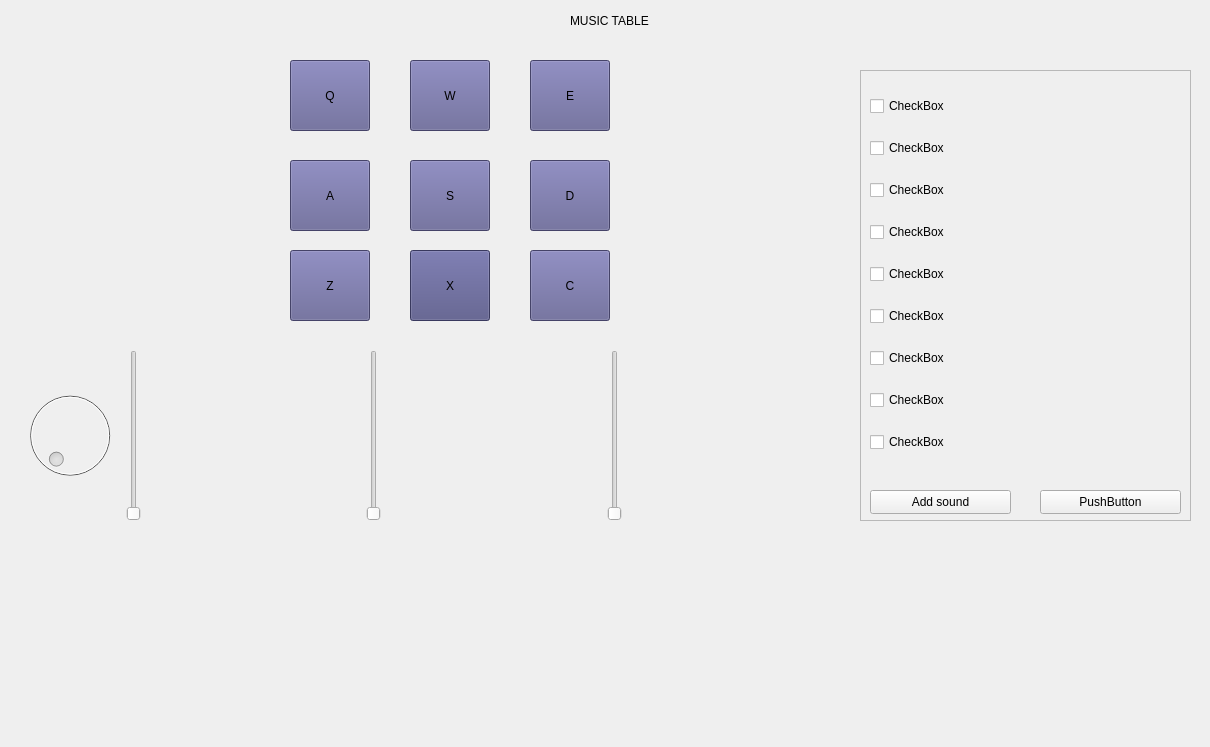
Qt form src/mainwindow.ui (goldengun1/Music_Board) before a commit.
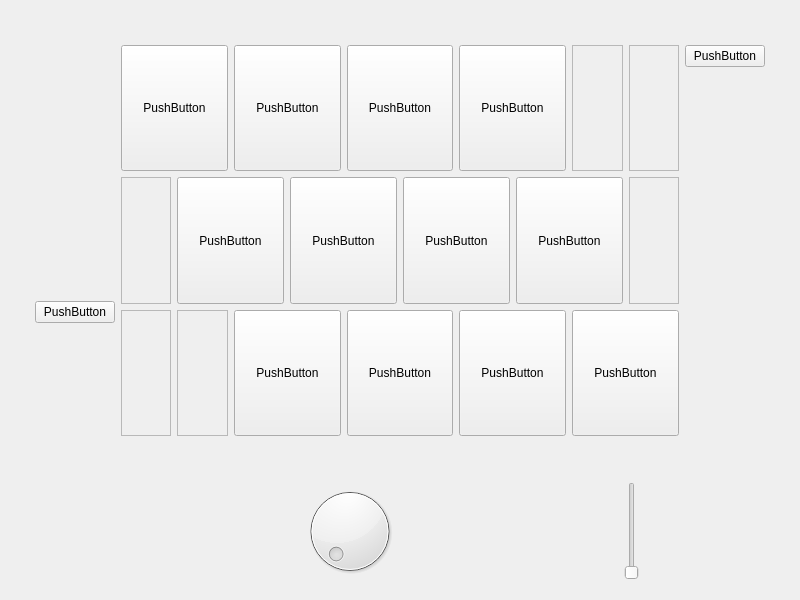
The same form after that commit.

Commit message: Pocetna verzija dizajna za UI

Patch:
```diff
--- a/src/mainwindow.ui
+++ b/src/mainwindow.ui
@@ -2,333 +2,298 @@
 <ui version="4.0">
  <class>MainWindow</class>
  <widget class="QWidget" name="MainWindow">
-  <property name="enabled">
-   <bool>true</bool>
-  </property>
   <property name="geometry">
    <rect>
     <x>0</x>
     <y>0</y>
-    <width>1210</width>
-    <height>747</height>
+    <width>800</width>
+    <height>600</height>
    </rect>
   </property>
+  <property name="minimumSize">
+   <size>
+    <width>800</width>
+    <height>600</height>
+   </size>
+  </property>
   <property name="windowTitle">
    <string>MainWindow</string>
   </property>
-  <property name="autoFillBackground">
-   <bool>false</bool>
-  </property>
-  <property name="styleSheet">
-   <string notr="true"/>
-  </property>
-  <widget class="QPushButton" name="pushButton">
-   <property name="geometry">
-    <rect>
-     <x>290</x>
-     <y>60</y>
-     <width>80</width>
-     <height>71</height>
-    </rect>
+  <layout class="QGridLayout" name="gridLayout_2" rowstretch="3,0" columnstretch="1,7,1">
+   <property name="leftMargin">
+    <number>35</number>
+   </property>
+   <property name="topMargin">
+    <number>45</number>
+   </property>
+   <property name="rightMargin">
+    <number>35</number>
    </property>
-   <property name="styleSheet">
-    <string notr="true">background-color: rgb(96, 94, 145);
-selection-background-color: rgb(147, 143, 255);</string>
+   <property name="bottomMargin">
+    <number>20</number>
    </property>
-   <property name="text">
-    <string>Q</string>
-   </property>
-  </widget>
-  <widget class="QLabel" name="label">
-   <property name="geometry">
-    <rect>
-     <x>570</x>
-     <y>10</y>
-     <width>101</width>
-     <height>21</height>
-    </rect>
-   </property>
-   <property name="styleSheet">
-    <string notr="true">color:&quot;#333333&quot;</string>
-   </property>
-   <property name="text">
-    <string>MUSIC TABLE</string>
-   </property>
-  </widget>
-  <widget class="QPushButton" name="pushButton_2">
-   <property name="geometry">
-    <rect>
-     <x>410</x>
-     <y>60</y>
-     <width>80</width>
-     <height>71</height>
-    </rect>
-   </property>
-   <property name="styleSheet">
-    <string notr="true">background-color: rgb(96, 94, 145);</string>
-   </property>
-   <property name="text">
-    <string>W</string>
-   </property>
-  </widget>
-  <widget class="QPushButton" name="pushButton_3">
-   <property name="geometry">
-    <rect>
-     <x>530</x>
-     <y>60</y>
-     <width>80</width>
-     <height>71</height>
-    </rect>
-   </property>
-   <property name="styleSheet">
-    <string notr="true">background-color: rgb(96, 94, 145);</string>
-   </property>
-   <property name="text">
-    <string>E</string>
-   </property>
-  </widget>
-  <widget class="QPushButton" name="pushButton_4">
-   <property name="geometry">
-    <rect>
-     <x>290</x>
-     <y>160</y>
-     <width>80</width>
-     <height>71</height>
-    </rect>
-   </property>
-   <property name="styleSheet">
-    <string notr="true">background-color: rgb(96, 94, 145);</string>
-   </property>
-   <property name="text">
-    <string>A</string>
-   </property>
-  </widget>
-  <widget class="QPushButton" name="pushButton_5">
-   <property name="geometry">
-    <rect>
-     <x>410</x>
-     <y>160</y>
-     <width>80</width>
-     <height>71</height>
-    </rect>
-   </property>
-   <property name="styleSheet">
-    <string notr="true">background-color: rgb(96, 94, 145);</string>
-   </property>
-   <property name="text">
-    <string>S</string>
-   </property>
-  </widget>
-  <widget class="QPushButton" name="pushButton_6">
-   <property name="geometry">
-    <rect>
-     <x>530</x>
-     <y>160</y>
-     <width>80</width>
-     <height>71</height>
-    </rect>
-   </property>
-   <property name="styleSheet">
-    <string notr="true">background-color: rgb(96, 94, 145);</string>
-   </property>
-   <property name="text">
-    <string>D</string>
-   </property>
-  </widget>
-  <widget class="QPushButton" name="pushButton_7">
-   <property name="geometry">
-    <rect>
-     <x>530</x>
-     <y>250</y>
-     <width>80</width>
-     <height>71</height>
-    </rect>
-   </property>
-   <property name="styleSheet">
-    <string notr="true">background-color: rgb(96, 94, 145);</string>
-   </property>
-   <property name="text">
-    <string>C</string>
-   </property>
-  </widget>
+   <item row="0" column="0" rowspan="2">
+    <layout class="QVBoxLayout" name="verticalLayout_2">
+     <item>
   <widget class="QPushButton" name="pushButton_8">
-   <property name="geometry">
-    <rect>
-     <x>410</x>
-     <y>250</y>
-     <width>80</width>
-     <height>71</height>
-    </rect>
-   </property>
-   <property name="styleSheet">
-    <string notr="true">background-color: rgb(80, 80, 131);</string>
-   </property>
-   <property name="text">
-    <string>X</string>
-   </property>
-  </widget>
-  <widget class="QPushButton" name="pushButton_9">
-   <property name="geometry">
-    <rect>
-     <x>290</x>
-     <y>250</y>
-     <width>80</width>
-     <height>71</height>
-    </rect>
-   </property>
-   <property name="styleSheet">
-    <string notr="true">background-color: rgb(96, 94, 145);</string>
-   </property>
+       <property name="text">
+        <string>PushButton</string>
+       </property>
+      </widget>
+     </item>
+    </layout>
+   </item>
+   <item row="0" column="1" rowspan="2">
+    <layout class="QVBoxLayout" name="verticalLayout" stretch="4,0,1">
+     <item>
+      <layout class="QGridLayout" name="gridLayout">
+       <item row="2" column="1">
+        <widget class="QFrame" name="frame_4">
+         <property name="frameShape">
+          <enum>QFrame::StyledPanel</enum>
+         </property>
+         <property name="frameShadow">
+          <enum>QFrame::Raised</enum>
+         </property>
+        </widget>
+       </item>
+       <item row="1" column="3" colspan="2">
+        <widget class="QPushButton" name="pushButton_6">
+         <property name="sizePolicy">
+          <sizepolicy hsizetype="Minimum" vsizetype="Expanding">
+           <horstretch>0</horstretch>
+           <verstretch>0</verstretch>
+          </sizepolicy>
+         </property>
+         <property name="text">
+          <string>PushButton</string>
+         </property>
+        </widget>
+       </item>
+       <item row="2" column="6" colspan="2">
+        <widget class="QPushButton" name="pushButton_15">
+         <property name="sizePolicy">
+          <sizepolicy hsizetype="Minimum" vsizetype="Expanding">
+           <horstretch>0</horstretch>
+           <verstretch>0</verstretch>
+          </sizepolicy>
+         </property>
    <property name="text">
-    <string>Z</string>
-   </property>
-  </widget>
+          <string>PushButton</string>
+         </property>
+        </widget>
+       </item>
+       <item row="0" column="9">
   <widget class="QFrame" name="frame">
-   <property name="geometry">
-    <rect>
-     <x>860</x>
-     <y>70</y>
-     <width>331</width>
-     <height>451</height>
-    </rect>
-   </property>
+         <property name="frameShape">
+          <enum>QFrame::StyledPanel</enum>
+         </property>
+         <property name="frameShadow">
+          <enum>QFrame::Raised</enum>
+         </property>
+        </widget>
+       </item>
+       <item row="1" column="5" colspan="2">
+        <widget class="QPushButton" name="pushButton_3">
+         <property name="sizePolicy">
+          <sizepolicy hsizetype="Minimum" vsizetype="Expanding">
+           <horstretch>0</horstretch>
+           <verstretch>0</verstretch>
+          </sizepolicy>
+         </property>
+         <property name="text">
+          <string>PushButton</string>
+         </property>
+        </widget>
+       </item>
+       <item row="2" column="0">
+        <widget class="QFrame" name="frame_3">
    <property name="frameShape">
     <enum>QFrame::StyledPanel</enum>
    </property>
    <property name="frameShadow">
     <enum>QFrame::Raised</enum>
    </property>
+        </widget>
+       </item>
+       <item row="1" column="0">
+        <widget class="QFrame" name="frame_2">
+         <property name="frameShape">
+          <enum>QFrame::StyledPanel</enum>
+         </property>
+         <property name="frameShadow">
+          <enum>QFrame::Raised</enum>
+         </property>
+        </widget>
+       </item>
+       <item row="1" column="7" colspan="2">
+        <widget class="QPushButton" name="pushButton_14">
+         <property name="sizePolicy">
+          <sizepolicy hsizetype="Minimum" vsizetype="Expanding">
+           <horstretch>0</horstretch>
+           <verstretch>0</verstretch>
+          </sizepolicy>
+         </property>
+         <property name="text">
+          <string>PushButton</string>
+         </property>
+        </widget>
+       </item>
+       <item row="2" column="4" colspan="2">
+        <widget class="QPushButton" name="pushButton_4">
+         <property name="sizePolicy">
+          <sizepolicy hsizetype="Minimum" vsizetype="Expanding">
+           <horstretch>0</horstretch>
+           <verstretch>0</verstretch>
+          </sizepolicy>
+         </property>
+         <property name="text">
+          <string>PushButton</string>
+         </property>
+        </widget>
+       </item>
+       <item row="1" column="1" colspan="2">
    <widget class="QPushButton" name="pushButton_10">
-    <property name="geometry">
-     <rect>
-      <x>10</x>
-      <y>420</y>
-      <width>141</width>
-      <height>24</height>
-     </rect>
+         <property name="sizePolicy">
+          <sizepolicy hsizetype="Minimum" vsizetype="Expanding">
+           <horstretch>0</horstretch>
+           <verstretch>0</verstretch>
+          </sizepolicy>
+         </property>
+         <property name="styleSheet">
+          <string notr="true"/>
     </property>
     <property name="text">
-     <string>Add sound</string>
-    </property>
-   </widget>
+          <string>PushButton</string>
+         </property>
+        </widget>
+       </item>
+       <item row="2" column="8" colspan="2">
    <widget class="QPushButton" name="pushButton_11">
-    <property name="geometry">
-     <rect>
-      <x>180</x>
-      <y>420</y>
-      <width>141</width>
-      <height>24</height>
-     </rect>
+         <property name="sizePolicy">
+          <sizepolicy hsizetype="Minimum" vsizetype="Expanding">
+           <horstretch>0</horstretch>
+           <verstretch>0</verstretch>
+          </sizepolicy>
     </property>
     <property name="text">
      <string>PushButton</string>
     </property>
    </widget>
-   <widget class="QWidget" name="verticalLayoutWidget">
-    <property name="geometry">
-     <rect>
-      <x>10</x>
-      <y>10</y>
-      <width>311</width>
-      <height>391</height>
-     </rect>
-    </property>
-    <layout class="QVBoxLayout" name="verticalLayout">
-     <item>
-      <widget class="QCheckBox" name="checkBox_3">
+       </item>
+       <item row="2" column="2" colspan="2">
+        <widget class="QPushButton" name="pushButton_7">
+         <property name="sizePolicy">
+          <sizepolicy hsizetype="Minimum" vsizetype="Expanding">
+           <horstretch>0</horstretch>
+           <verstretch>0</verstretch>
+          </sizepolicy>
+         </property>
        <property name="text">
-        <string>CheckBox</string>
+          <string>PushButton</string>
        </property>
       </widget>
      </item>
-     <item>
-      <widget class="QCheckBox" name="checkBox_5">
-       <property name="text">
-        <string>CheckBox</string>
-       </property>
-      </widget>
-     </item>
-     <item>
-      <widget class="QCheckBox" name="checkBox_8">
-       <property name="text">
-        <string>CheckBox</string>
+       <item row="0" column="8">
+        <widget class="QFrame" name="frame_5">
+         <property name="frameShape">
+          <enum>QFrame::StyledPanel</enum>
+         </property>
+         <property name="frameShadow">
+          <enum>QFrame::Raised</enum>
        </property>
       </widget>
      </item>
-     <item>
-      <widget class="QCheckBox" name="checkBox_7">
-       <property name="text">
-        <string>CheckBox</string>
-       </property>
-      </widget>
-     </item>
-     <item>
-      <widget class="QCheckBox" name="checkBox_9">
-       <property name="text">
-        <string>CheckBox</string>
+       <item row="1" column="9">
+        <widget class="QFrame" name="frame_6">
+         <property name="frameShape">
+          <enum>QFrame::StyledPanel</enum>
+         </property>
+         <property name="frameShadow">
+          <enum>QFrame::Raised</enum>
        </property>
       </widget>
      </item>
-     <item>
-      <widget class="QCheckBox" name="checkBox_6">
+       <item row="0" column="0" colspan="2">
+        <widget class="QPushButton" name="pushButton_13">
+         <property name="sizePolicy">
+          <sizepolicy hsizetype="Minimum" vsizetype="Expanding">
+           <horstretch>0</horstretch>
+           <verstretch>0</verstretch>
+          </sizepolicy>
+         </property>
        <property name="text">
-        <string>CheckBox</string>
+          <string>PushButton</string>
        </property>
       </widget>
      </item>
-     <item>
-      <widget class="QCheckBox" name="checkBox_4">
+       <item row="0" column="2" colspan="2">
+        <widget class="QPushButton" name="pushButton_9">
+         <property name="sizePolicy">
+          <sizepolicy hsizetype="Minimum" vsizetype="Expanding">
+           <horstretch>0</horstretch>
+           <verstretch>0</verstretch>
+          </sizepolicy>
+         </property>
        <property name="text">
-        <string>CheckBox</string>
+          <string>PushButton</string>
        </property>
       </widget>
      </item>
-     <item>
-      <widget class="QCheckBox" name="checkBox_2">
+       <item row="0" column="4" colspan="2">
+        <widget class="QPushButton" name="pushButton_5">
+         <property name="sizePolicy">
+          <sizepolicy hsizetype="Minimum" vsizetype="Expanding">
+           <horstretch>0</horstretch>
+           <verstretch>0</verstretch>
+          </sizepolicy>
+         </property>
        <property name="text">
-        <string>CheckBox</string>
+          <string>PushButton</string>
        </property>
       </widget>
      </item>
-     <item>
-      <widget class="QCheckBox" name="checkBox">
+       <item row="0" column="6" colspan="2">
+        <widget class="QPushButton" name="pushButton">
+         <property name="sizePolicy">
+          <sizepolicy hsizetype="Minimum" vsizetype="Expanding">
+           <horstretch>0</horstretch>
+           <verstretch>0</verstretch>
+          </sizepolicy>
+         </property>
        <property name="text">
-        <string>CheckBox</string>
+          <string>PushButton</string>
        </property>
       </widget>
      </item>
     </layout>
-   </widget>
-  </widget>
-  <widget class="QWidget" name="horizontalLayoutWidget">
-   <property name="geometry">
-    <rect>
-     <x>20</x>
-     <y>350</y>
-     <width>821</width>
-     <height>171</height>
-    </rect>
-   </property>
-   <layout class="QHBoxLayout" name="horizontalLayout">
-    <item>
-     <widget class="QDial" name="dial">
-      <property name="enabled">
-       <bool>false</bool>
-      </property>
-     </widget>
     </item>
     <item>
-     <widget class="QSlider" name="verticalSlider_3">
+      <spacer name="verticalSpacer">
       <property name="orientation">
        <enum>Qt::Vertical</enum>
       </property>
-     </widget>
+       <property name="sizeHint" stdset="0">
+        <size>
+         <width>20</width>
+         <height>40</height>
+        </size>
+       </property>
+      </spacer>
+     </item>
+     <item>
+      <layout class="QHBoxLayout" name="horizontalLayout_4">
+       <item>
+        <widget class="QDial" name="dial"/>
     </item>
     <item>
      <spacer name="horizontalSpacer">
       <property name="orientation">
        <enum>Qt::Horizontal</enum>
       </property>
+         <property name="sizeType">
+          <enum>QSizePolicy::Preferred</enum>
+         </property>
       <property name="sizeHint" stdset="0">
        <size>
         <width>40</width>
@@ -349,6 +314,9 @@
       <property name="orientation">
        <enum>Qt::Horizontal</enum>
       </property>
+         <property name="sizeType">
+          <enum>QSizePolicy::Preferred</enum>
+         </property>
       <property name="sizeHint" stdset="0">
        <size>
         <width>40</width>
@@ -357,28 +325,22 @@
       </property>
      </spacer>
     </item>
+      </layout>
+     </item>
+    </layout>
+   </item>
+   <item row="0" column="2">
+    <layout class="QVBoxLayout" name="verticalLayout_4">
     <item>
-     <widget class="QSlider" name="verticalSlider">
-      <property name="orientation">
-       <enum>Qt::Vertical</enum>
+      <widget class="QPushButton" name="pushButton_2">
+       <property name="text">
+        <string>PushButton</string>
       </property>
      </widget>
     </item>
-    <item>
-     <spacer name="horizontalSpacer_3">
-      <property name="orientation">
-       <enum>Qt::Horizontal</enum>
-      </property>
-      <property name="sizeHint" stdset="0">
-       <size>
-        <width>40</width>
-        <height>20</height>
-       </size>
-      </property>
-     </spacer>
-    </item>
-   </layout>
-  </widget>
+    </layout>
+   </item>
+  </layout>
  </widget>
  <resources/>
  <connections/>
```
Lines whose indentation alone changed are shown as unchanged.
